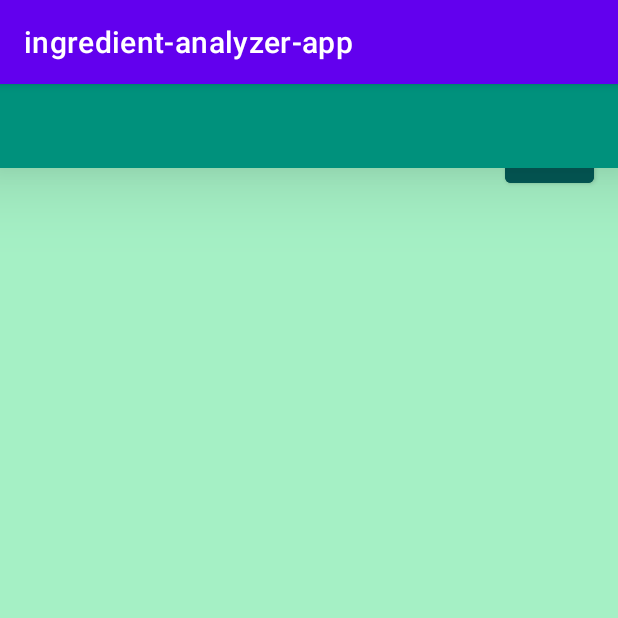
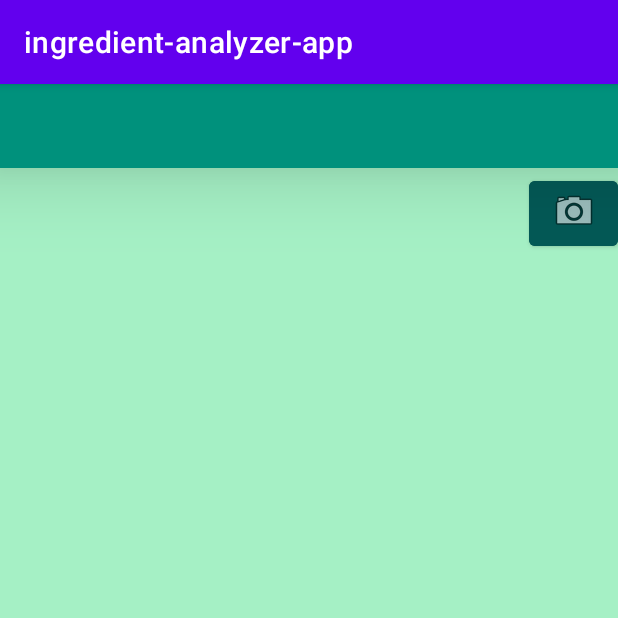
Before and after one commit to clipo124/ingredient-analyzer-app, an Android app: the screen it shows after launch (MainActivity), on a phone screen of 412 x 824 dp, the top half of it. Run offline under Robolectric (Android 15) with nearby library versions, the phone set to English and light mode, and no system bars.

Commit message:
Moved the camera capture button out from under toolbar

```diff
--- a/app/src/main/res/layout/activity_main.xml
+++ b/app/src/main/res/layout/activity_main.xml
@@ -22,9 +22,9 @@
         android:drawableTop="@android:drawable/ic_menu_camera"
         app:layout_constraintBottom_toBottomOf="parent"
         app:layout_constraintEnd_toEndOf="parent"
-        app:layout_constraintHorizontal_bias="0.955"
+        app:layout_constraintHorizontal_bias="1.0"
         app:layout_constraintStart_toStartOf="parent"
         app:layout_constraintTop_toTopOf="parent"
-        app:layout_constraintVertical_bias="0.023" />
+        app:layout_constraintVertical_bias="0.082" />
 
 </androidx.constraintlayout.widget.ConstraintLayout>
```
